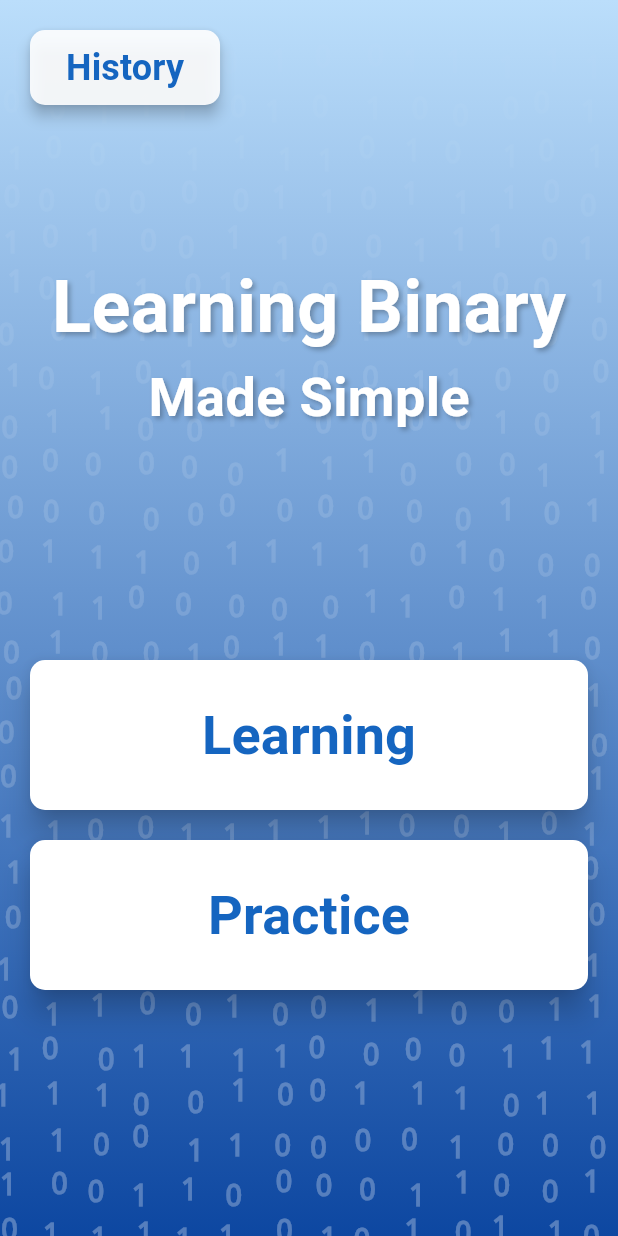
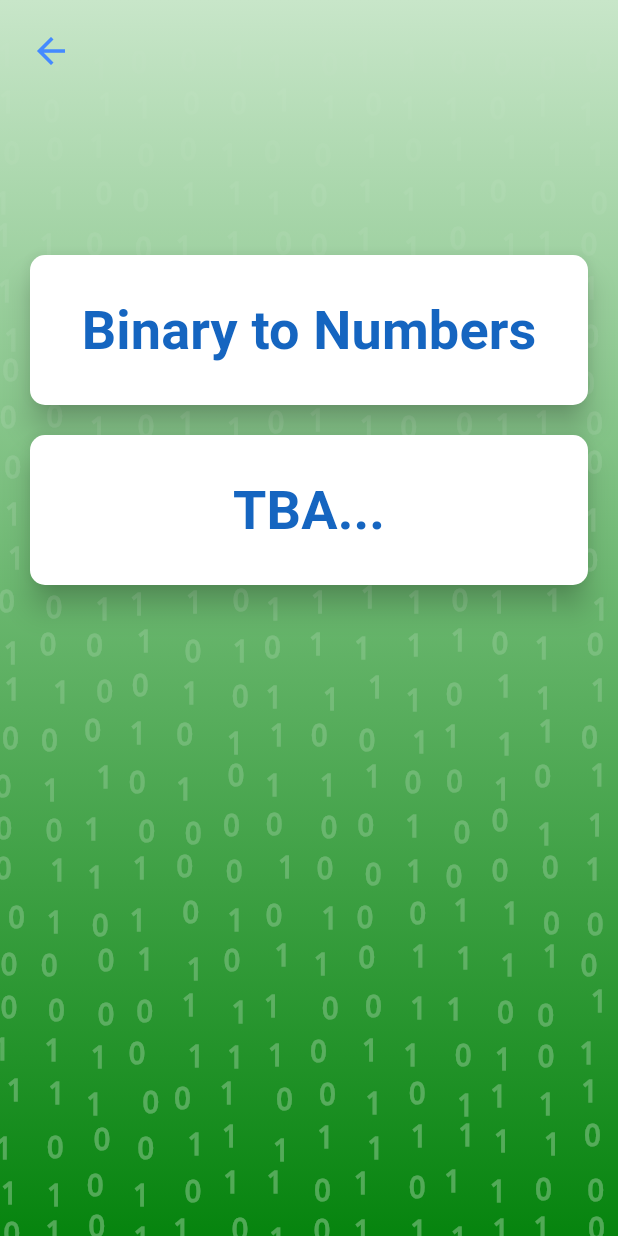
Before and after one commit to aarontrini1/Learning-Binary, a Flutter app: the screen it shows after launch, after a tap on "Practice", on a phone screen of 412 x 824 dp. Run offline on Flutter 3.47's test engine with Material 3 defaults, Android fonts, the light colour scheme and no system bars.

Commit message:
main folder + starting practice BToDec

```diff
--- a/lib/main.dart
+++ b/lib/main.dart
@@ -1,5 +1,9 @@
 import 'package:flutter/material.dart';
+import 'package:learningbinary/pages/history.dart';
 import 'package:learningbinary/pages/home.dart';
+import 'package:learningbinary/pages/learning/learningMain.dart';
+import 'package:learningbinary/pages/practice/binaryToDecimal.dart';
+import 'package:learningbinary/pages/practice/practiceMain.dart';
 
 void main() {
   runApp(const MyApp());
@@ -25,8 +29,20 @@ class _MyAppState extends State<MyApp> {
           case "home":
             page = const HomePage();
             break;
+          case "practice":
+            page = PracticePage();
+            break;
+          case "learning":
+            page = LearningPage();
+            break;
+          case "history":
+            page = HistoryPage();
+            break;
+          case "practicebinarytodecimal":
+            page = BinaryToDecimalPage();
+            break;
           default:
-          throw Exception("Unknown route used: ${settings.name}");
+            throw Exception("Unknown route used: ${settings.name}");
         }
 
         return MaterialPageRoute(builder: (context) => page, settings:settings);
--- a/lib/pages/home.dart
+++ b/lib/pages/home.dart
@@ -1,14 +1,24 @@
 import 'package:flutter/material.dart';
-import 'dart:math' as math;
+import 'package:learningbinary/utils/binaryBackground.dart';
 
 class HomePage extends StatelessWidget {
   const HomePage({super.key});
 
+  void _navigateToLearning(BuildContext context) {
+    Navigator.of(context).pushNamed("learning");
+  }
+
+  void _navigateToPractice(BuildContext context) {
+    Navigator.of(context).pushNamed("practice");
+  }
+
+  void _navigateToHistory(BuildContext context) {
+    Navigator.of(context).pushNamed("history");
+  }
+
   @override
   Widget build(BuildContext context) {
-    return Scaffold(
-      body: _buildHomePage(context),
-    );
+    return Scaffold(body: _buildHomePage(context));
   }
 
   Widget _buildHomePage(BuildContext context) {
@@ -21,17 +31,15 @@ class HomePage extends StatelessWidget {
               begin: Alignment.topCenter,
               end: Alignment.bottomCenter,
               colors: [
-                Colors.blue.shade100, // Light color at top
-                Colors.blue.shade900, // Dark color at bottom
+                // Light colour on top and dark on bottom
+                Colors.green.shade100,
+                const Color.fromARGB(255, 6, 132, 14),
               ],
             ),
           ),
         ),
         // Binary pattern overlay
-        CustomPaint(
-          size: Size.infinite,
-          painter: BinaryPatternPainter(),
-        ),
+        CustomPaint(size: Size.infinite, painter: BinaryPatternPainter()),
         // Main content
         Center(
           child: SafeArea(
@@ -73,7 +81,7 @@ class HomePage extends StatelessWidget {
                   ),
                   const SizedBox(height: 150),
                   ElevatedButton(
-                    key: const Key('listRegionsButton'),
+                    key: const Key('learningButton'),
                     style: ElevatedButton.styleFrom(
                       backgroundColor: Colors.white,
                       foregroundColor: Colors.blue.shade800,
@@ -83,15 +91,19 @@ class HomePage extends StatelessWidget {
                       minimumSize: const Size(double.infinity, 100),
                       elevation: 8,
                     ),
-                    onPressed: () => (), // Setup Nav here
+                    onPressed: () =>
+                        _navigateToLearning(context), // Setup Nav here
                     child: const Text(
                       'Learning',
-                      style: TextStyle(fontSize: 36, fontWeight: FontWeight.bold),
+                      style: TextStyle(
+                        fontSize: 36,
+                        fontWeight: FontWeight.bold,
+                      ),
                     ),
                   ),
                   const SizedBox(height: 20),
                   ElevatedButton(
-                    key: const Key('searchButton'),
+                    key: const Key('practiceButton'),
                     style: ElevatedButton.styleFrom(
                       backgroundColor: Colors.white,
                       foregroundColor: Colors.blue.shade800,
@@ -101,10 +113,14 @@ class HomePage extends StatelessWidget {
                       minimumSize: const Size(double.infinity, 100),
                       elevation: 8,
                     ),
-                    onPressed: () => (), // Setup Nav here
+                    onPressed: () =>
+                        _navigateToPractice(context), // Setup Nav here
                     child: const Text(
                       'Practice',
-                      style: TextStyle(fontSize: 36, fontWeight: FontWeight.bold),
+                      style: TextStyle(
+                        fontSize: 36,
+                        fontWeight: FontWeight.bold,
+                      ),
                     ),
                   ),
                 ],
@@ -120,7 +136,7 @@ class HomePage extends StatelessWidget {
             child: Padding(
               padding: const EdgeInsets.all(20),
               child: ElevatedButton(
-                key: const Key('history'),
+                key: const Key('historyButton'),
                 style: ElevatedButton.styleFrom(
                   backgroundColor: Colors.white.withOpacity(0.9),
                   foregroundColor: Colors.blue.shade800,
@@ -130,7 +146,7 @@ class HomePage extends StatelessWidget {
                   minimumSize: const Size(100, 50),
                   elevation: 4,
                 ),
-                onPressed: () => (), // Setup Nav here
+                onPressed: () => _navigateToHistory(context), // Setup Nav here
                 child: const Text(
                   'History',
                   style: TextStyle(fontSize: 24, fontWeight: FontWeight.bold),
@@ -143,48 +159,3 @@ class HomePage extends StatelessWidget {
     );
   }
 }
-
-class BinaryPatternPainter extends CustomPainter {
-  final math.Random random = math.Random(42); // Fixed seed for consistent pattern
-
-  @override
-  void paint(Canvas canvas, Size size) {
-    final textPainter = TextPainter(
-      textDirection: TextDirection.ltr,
-    );
-
-    const fontSize = 20.0;
-    const spacing = 30.0;
-
-    for (double y = 0; y < size.height; y += spacing) {
-      for (double x = 0; x < size.width; x += spacing) {
-        // Calculate opacity based on vertical position (more visible at bottom)
-        final opacity = (y / size.height) * 0.3; // Max 30% opacity
-
-        // Randomly choose 1 or 0
-        final binary = random.nextBool() ? '1' : '0';
-
-        textPainter.text = TextSpan(
-          text: binary,
-          style: TextStyle(
-            color: Colors.white.withOpacity(opacity),
-            fontSize: fontSize,
-            fontFamily: 'monospace',
-            fontWeight: FontWeight.bold,
-          ),
-        );
-
-        textPainter.layout();
-
-        // Add slight random offset for more organic look
-        final offsetX = x + (random.nextDouble() - 0.5) * 10;
-        final offsetY = y + (random.nextDouble() - 0.5) * 10;
-
-        textPainter.paint(canvas, Offset(offsetX, offsetY));
-      }
-    }
-  }
-
-  @override
-  bool shouldRepaint(CustomPainter oldDelegate) => false;
-}
--- /dev/null
+++ b/lib/pages/practice/practiceMain.dart
@@ -0,0 +1,111 @@
+import 'package:flutter/material.dart';
+import 'package:learningbinary/utils/binaryBackground.dart';
+
+class PracticePage extends StatefulWidget {
+  const PracticePage({super.key});
+
+  @override
+  State<PracticePage> createState() => _PracticePageState();
+}
+
+class _PracticePageState extends State<PracticePage> {
+
+  void _navigateToPracticeBinaryToDecimal(BuildContext context) {
+    Navigator.of(context).pushNamed("practicebinarytodecimal");
+  }
+
+  @override
+  Widget build(BuildContext context) {
+    return Scaffold(
+      body: Stack(
+        children: [
+          Container(
+            decoration: BoxDecoration(
+              gradient: LinearGradient(
+                begin: Alignment.topCenter,
+                end: Alignment.bottomCenter,
+                colors: [
+                  // Light colour on top and dark on bottom
+                  Colors.green.shade100,
+                  const Color.fromARGB(255, 6, 132, 14),
+                ],
+              ),
+            ),
+          ),
+          // Binary pattern overlay
+          CustomPaint(size: Size.infinite, painter: BinaryPatternPainter()),
+          Center(
+          child: SafeArea(
+            child: Padding(
+              padding: const EdgeInsets.all(20),
+              child: Column(
+                mainAxisAlignment: MainAxisAlignment.start,
+                children: <Widget>[
+                  const SizedBox(height: 150),
+                  ElevatedButton(
+                    key: const Key('binaryToDecimal'),
+                    style: ElevatedButton.styleFrom(
+                      backgroundColor: Colors.white,
+                      foregroundColor: Colors.blue.shade800,
+                      shape: RoundedRectangleBorder(
+                        borderRadius: BorderRadius.circular(10),
+                      ),
+                      minimumSize: const Size(double.infinity, 100),
+                      elevation: 8,
+                    ),
+                    onPressed: () => _navigateToPracticeBinaryToDecimal(context), // Setup Nav here
+                    child: const Text(
+                      'Binary to Numbers',
+                      style: TextStyle(
+                        fontSize: 36,
+                        fontWeight: FontWeight.bold,
+                      ),
+                    ),
+                  ),
+                  const SizedBox(height: 20),
+                  ElevatedButton(
+                    key: const Key('TBAdecimalToBinary'),
+                    style: ElevatedButton.styleFrom(
+                      backgroundColor: Colors.white,
+                      foregroundColor: Colors.blue.shade800,
+                      shape: RoundedRectangleBorder(
+                        borderRadius: BorderRadius.circular(10),
+                      ),
+                      minimumSize: const Size(double.infinity, 100),
+                      elevation: 8,
+                    ),
+                    onPressed: () => (), // Setup Nav here
+                    child: const Text(
+                      'TBA...',
+                      style: TextStyle(
+                        fontSize: 36,
+                        fontWeight: FontWeight.bold,
+                      ),
+                    ),
+                  ),
+                ],
+              ),
+            ),
+          ),
+        ),
+          //back button
+          Positioned(
+            top: 0,
+            left: 0,
+            child: SafeArea(
+              child: Padding(
+                padding: const EdgeInsets.all(10),
+                child: IconButton(
+                  icon: const Icon(Icons.arrow_back, size: 28),
+                  color: Colors.blueAccent,
+                  onPressed: () => Navigator.of(context).pop(),
+                ),
+              ),
+            ),
+          ),
+
+        ],
+      ),
+    );
+  }
+}
--- /dev/null
+++ b/lib/utils/binaryBackground.dart
@@ -0,0 +1,47 @@
+import 'package:flutter/material.dart';
+import 'dart:math' as math;
+
+class BinaryPatternPainter extends CustomPainter {
+  final math.Random random = math.Random(
+    42,
+  ); // Fixed seed for consistent pattern
+
+  @override
+  void paint(Canvas canvas, Size size) {
+    final textPainter = TextPainter(textDirection: TextDirection.ltr);
+
+    const fontSize = 20.0;
+    const spacing = 30.0;
+
+    for (double y = 0; y < size.height; y += spacing) {
+      for (double x = 0; x < size.width; x += spacing) {
+        // Calculate opacity based on vertical position (more visible at bottom)
+        final opacity = (y / size.height) * 0.3; // Max 30% opacity
+
+        // Randomly choose 1 or 0
+        final binary = random.nextBool() ? '1' : '0';
+
+        textPainter.text = TextSpan(
+          text: binary,
+          style: TextStyle(
+            color: Colors.white.withOpacity(opacity),
+            fontSize: fontSize,
+            fontFamily: 'monospace',
+            fontWeight: FontWeight.bold,
+          ),
+        );
+
+        textPainter.layout();
+
+        // Add slight random offset for more organic look
+        final offsetX = x + (random.nextDouble() - 0.5) * 10;
+        final offsetY = y + (random.nextDouble() - 0.5) * 10;
+
+        textPainter.paint(canvas, Offset(offsetX, offsetY));
+      }
+    }
+  }
+
+  @override
+  bool shouldRepaint(CustomPainter oldDelegate) => false;
+}
```
Also changed, not shown: lib/pages/history.dart (added, +66 -0 lines), lib/pages/learning/learningMain.dart (added, +51 -0 lines), lib/pages/practice/binaryToDecimal.dart (added, +61 -0 lines).
